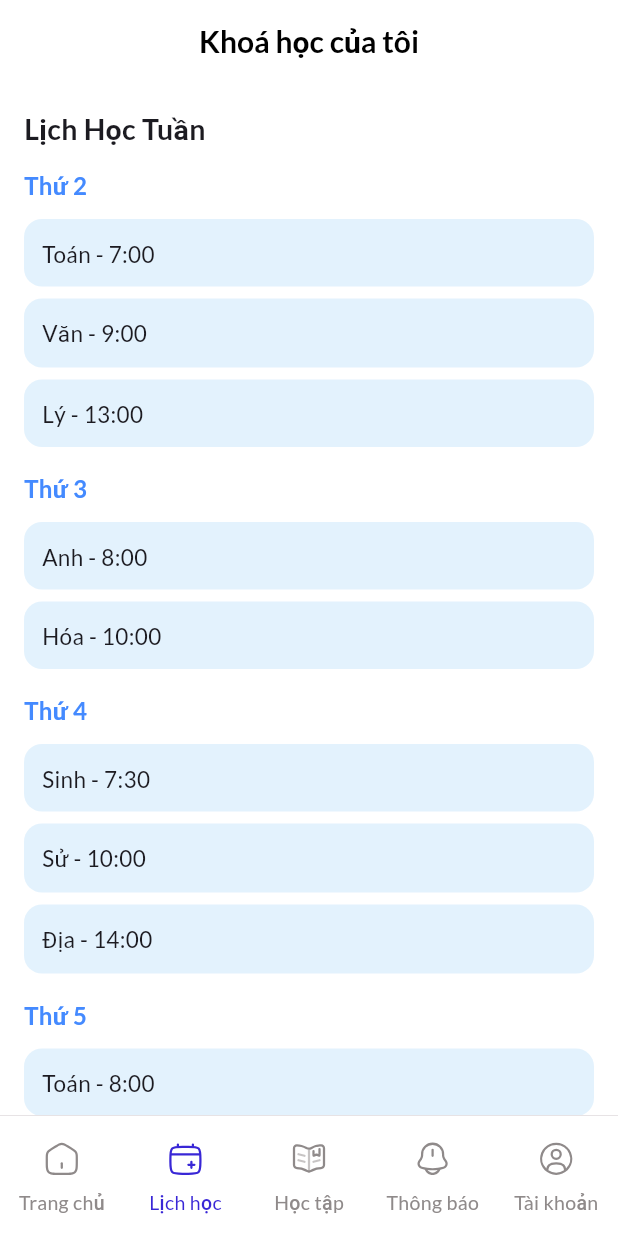
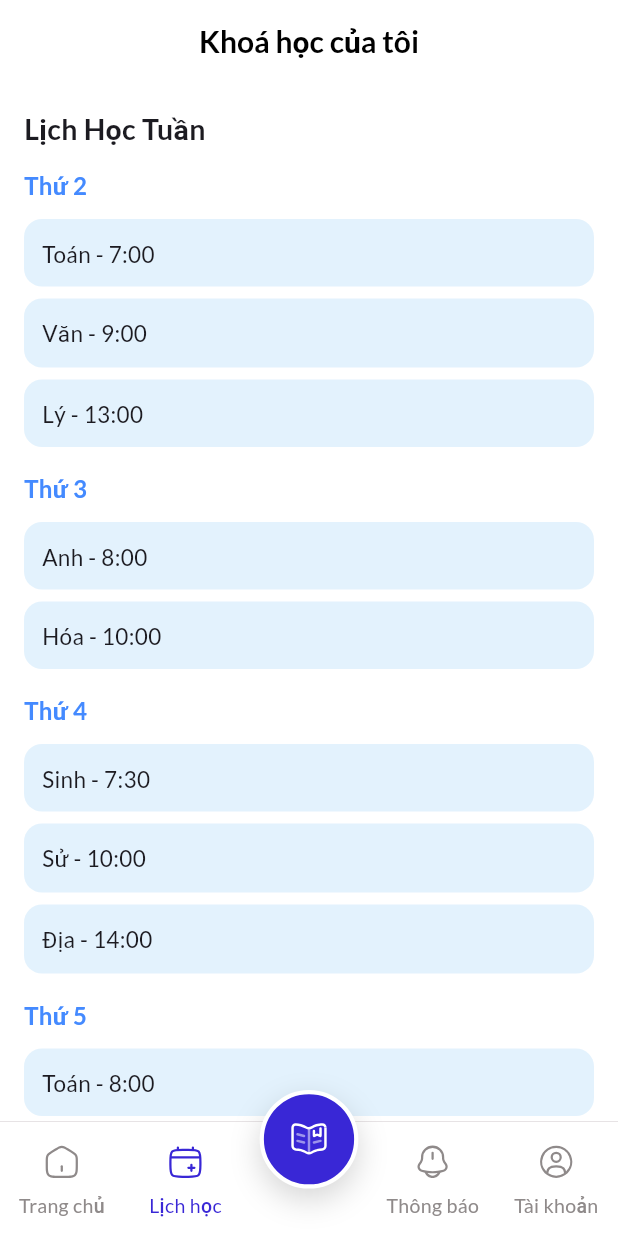
Before and after one commit to npnamdev/flutter-hoola-app-demo, a Flutter app: the NavigationMenu screen opened directly with empty values, item 2 of the bottom bar chosen, on a phone screen of 412 x 824 dp. Run offline on Flutter 3.47's test engine with Material 3 defaults, Android fonts, the phone set to English and light mode, and no system bars; our stand-ins replace flutter_lucide, flutter_riverpod, flutter_svg, go_router, google_fonts, iconsax_flutter and 1 more; accounts and stored records are empty.

Commit message:
update menu

```diff
--- a/lib/features/navigation/navigation_menu.dart
+++ b/lib/features/navigation/navigation_menu.dart
@@ -22,19 +22,16 @@ class _NavigationMenuState extends State<NavigationMenu> {
   ];
 
   int _currentIndexFromLocation(String location) {
-    // Match by prefix so that nested paths still highlight the tab
     for (int i = 0; i < _routes.length; i++) {
       if (location.startsWith(_routes[i])) return i;
     }
-    return 0; // default
+    return 0;
   }
 
   String _currentLocation(BuildContext context) {
     final router = GoRouter.of(context);
-    // Fallback approach: use router.routerDelegate.currentConfiguration to derive path
     final config = router.routerDelegate.currentConfiguration;
     try {
-      // currentConfiguration is a RouteMatchList; toString often contains path, but safer to use uri.toString()
       return config.uri.toString();
     } catch (_) {
       return AppRoutes.homeShell;
@@ -53,8 +50,21 @@ class _NavigationMenuState extends State<NavigationMenu> {
   Widget build(BuildContext context) {
     final location = _currentLocation(context);
     final currentIndex = _currentIndexFromLocation(location);
+
     return Scaffold(
       body: widget.child,
+
+      // ✅ Nút Học nổi lên một chút
+      floatingActionButton: Transform.translate(
+        offset: const Offset(0, 12), // chỉnh số âm để nổi cao hơn, dương để hạ thấp
+        child: _LearningFloatingButton(
+          active: currentIndex == 2,
+          onTap: () => _onTap(2, context),
+        ),
+      ),
+
+      floatingActionButtonLocation: FloatingActionButtonLocation.centerDocked,
+
       bottomNavigationBar: Container(
         decoration: const BoxDecoration(
           border: Border(
@@ -65,7 +75,7 @@ class _NavigationMenuState extends State<NavigationMenu> {
           ),
         ),
         child: NavigationBar(
-          height: 80,
+          height: 76,
           elevation: 0,
           indicatorColor: Colors.transparent,
           overlayColor: MaterialStateProperty.all(Colors.transparent),
@@ -73,68 +83,28 @@ class _NavigationMenuState extends State<NavigationMenu> {
           onDestinationSelected: (index) => _onTap(index, context),
           destinations: [
             NavigationDestination(
-              icon: SvgIcon(
-                AppSvgIcons.home,
-                color: AppColors.neutral,
-                size: 24,
-              ),
-              selectedIcon: SvgIcon(
-                AppSvgIcons.home,
-                color: AppColors.primary,
-                size: 24,
-              ),
+              icon: SvgIcon(AppSvgIcons.home, color: AppColors.neutral, size: 24),
+              selectedIcon: SvgIcon(AppSvgIcons.home, color: AppColors.primary, size: 24),
               label: 'Trang chủ',
             ),
             NavigationDestination(
-              icon: SvgIcon(
-                AppSvgIcons.calendar,
-                color: AppColors.neutral,
-                size: 24,
-              ),
-              selectedIcon: SvgIcon(
-                AppSvgIcons.calendar,
-                color: AppColors.primary,
-                size: 24,
-              ),
+              icon: SvgIcon(AppSvgIcons.calendar, color: AppColors.neutral, size: 24),
+              selectedIcon: SvgIcon(AppSvgIcons.calendar, color: AppColors.primary, size: 24),
               label: 'Lịch học',
             ),
-            NavigationDestination(
-              icon: SvgIcon(
-                AppSvgIcons.book,
-                color: AppColors.neutral,
-                size: 24,
-              ),
-              selectedIcon: SvgIcon(
-                AppSvgIcons.book,
-                color: AppColors.primary,
-                size: 24,
-              ),
-              label: 'Học tập',
+            const NavigationDestination(
+              icon: SizedBox.shrink(),
+              selectedIcon: SizedBox.shrink(),
+              label: '',
             ),
             NavigationDestination(
-              icon: SvgIcon(
-                AppSvgIcons.bell,
-                color: AppColors.neutral,
-                size: 24,
-              ),
-              selectedIcon: SvgIcon(
-                AppSvgIcons.bell,
-                color: AppColors.primary,
-                size: 24,
-              ),
+              icon: SvgIcon(AppSvgIcons.bell, color: AppColors.neutral, size: 24),
+              selectedIcon: SvgIcon(AppSvgIcons.bell, color: AppColors.primary, size: 24),
               label: 'Thông báo',
             ),
             NavigationDestination(
-              icon: SvgIcon(
-                AppSvgIcons.user,
-                color: AppColors.neutral,
-                size: 24,
-              ),
-              selectedIcon: SvgIcon(
-                AppSvgIcons.user,
-                color: AppColors.primary,
-                size: 24,
-              ),
+              icon: SvgIcon(AppSvgIcons.user, color: AppColors.neutral, size: 24),
+              selectedIcon: SvgIcon(AppSvgIcons.user, color: AppColors.primary, size: 24),
               label: 'Tài khoản',
             ),
           ],
@@ -143,3 +113,56 @@ class _NavigationMenuState extends State<NavigationMenu> {
     );
   }
 }
+
+class _LearningFloatingButton extends StatelessWidget {
+  final bool active;
+  final VoidCallback onTap;
+  const _LearningFloatingButton({required this.active, required this.onTap});
+
+  @override
+  Widget build(BuildContext context) {
+    return GestureDetector(
+      onTap: onTap,
+      child: AnimatedScale(
+        duration: const Duration(milliseconds: 180),
+        scale: active ? 1 : 0.94,
+        curve: Curves.easeOut,
+        child: Container(
+          width: 70,
+          height: 70,
+          decoration: BoxDecoration(
+            shape: BoxShape.circle,
+            color: AppColors.primary,
+            border: Border.all(color: Colors.white, width: 3),
+            boxShadow: const [
+              BoxShadow(
+                color: Color(0x29000000),
+                blurRadius: 18,
+                offset: Offset(0, 8),
+              ),
+            ],
+          ),
+          child: Stack(
+            alignment: Alignment.center,
+            children: [
+              AnimatedOpacity(
+                opacity: active ? 1 : 0,
+                duration: const Duration(milliseconds: 320),
+                child: Container(
+                  decoration: BoxDecoration(
+                    shape: BoxShape.circle,
+                    gradient: RadialGradient(
+                      colors: [Colors.white.withOpacity(.38), Colors.transparent],
+                      radius: .85,
+                    ),
+                  ),
+                ),
+              ),
+              SvgIcon(AppSvgIcons.book, color: Colors.white, size: 28),
+            ],
+          ),
+        ),
+      ),
+    );
+  }
+}
```
